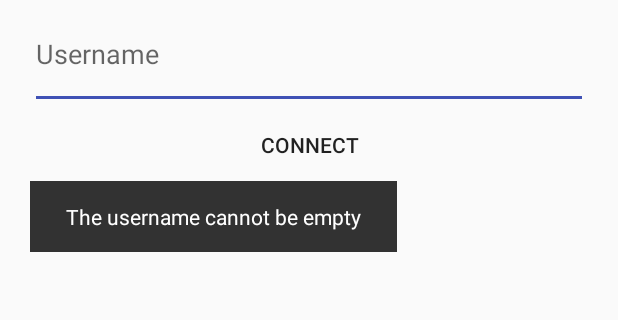
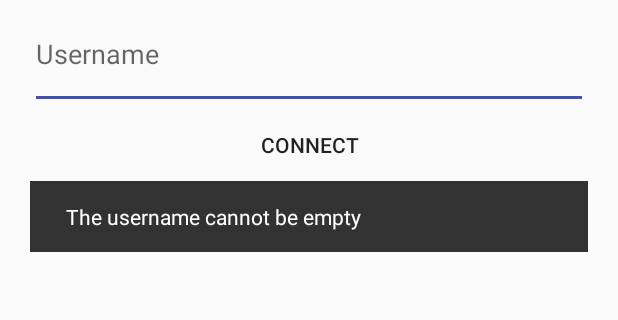
Before and after one commit to antonin-lebrard/todoLists_android, an Android app: the screen it shows after launch (ConnectActivity), after a tap on "CONNECT", on a phone screen of 412 x 824 dp, the part 491-811 px from its top. Run offline under Robolectric (Android 15) with nearby library versions, the phone set to English and light mode, and no system bars.

Commit message:
[AL] Résolu le problème des Snackbar qui ne s'affichent pas. L'app retient maintenant le login sur la ConnectActivity. Et test passé avec succès pour la version JellyBean d'Android (Celle du prof).

```diff
--- a/app/build.gradle
+++ b/app/build.gradle
@@ -6,7 +6,7 @@ android {
 
     defaultConfig {
         applicationId "com.perso.antonleb.projetandroid"
-        minSdkVersion 22
+        minSdkVersion 18
         targetSdkVersion 23
         versionCode 1
         versionName "1.0"
--- a/app/src/main/java/com/perso/antonleb/projetandroid/ConnectActivity.java
+++ b/app/src/main/java/com/perso/antonleb/projetandroid/ConnectActivity.java
@@ -1,6 +1,8 @@
 package com.perso.antonleb.projetandroid;
 
+import android.content.Context;
 import android.content.Intent;
+import android.content.SharedPreferences;
 import android.os.Bundle;
 import android.support.design.widget.CoordinatorLayout;
 import android.support.design.widget.Snackbar;
@@ -21,6 +23,9 @@ public class ConnectActivity extends AppCompatActivity {
 
     public static String ARG_CONNECT_USERNAME = "username";
 
+    private static String SHARED_PREFERENCES = "com.perso.antonleb.projetandroid.ConnectActivity";
+    private static String ARG_SHARED_CONNECT_USERNAME = "username_login";
+
     private EditText username;
 
     @Override
@@ -29,7 +34,12 @@ public class ConnectActivity extends AppCompatActivity {
         setContentView(R.layout.activity_connect);
         final CoordinatorLayout snackbarLayout = (CoordinatorLayout) findViewById(R.id.snackbar_connect_text);
 
+        SharedPreferences prefs = this.getSharedPreferences(SHARED_PREFERENCES, Context.MODE_PRIVATE);
+        String user_login = prefs.getString(ARG_SHARED_CONNECT_USERNAME, "");
+
         username = (EditText) findViewById(R.id.edit_connect_username);
+        username.setText(user_login);
+        username.setSelection(user_login.length());
         Button connect = (Button) findViewById(R.id.button_connect);
 
         username.setOnEditorActionListener(new TextView.OnEditorActionListener() {
@@ -64,6 +74,9 @@ public class ConnectActivity extends AppCompatActivity {
     }
 
     private void toMain(String username){
+        SharedPreferences prefs = this.getSharedPreferences(ConnectActivity.SHARED_PREFERENCES, Context.MODE_PRIVATE);
+        prefs.edit().putString(ConnectActivity.ARG_SHARED_CONNECT_USERNAME, username).apply();
+
         Intent toMain = new Intent(ConnectActivity.this, MainActivity.class);
         toMain.putExtra(ARG_CONNECT_USERNAME, username);
         ConnectActivity.this.startActivity(toMain);
--- a/app/src/main/res/layout/activity_connect.xml
+++ b/app/src/main/res/layout/activity_connect.xml
@@ -2,8 +2,8 @@
 <LinearLayout
     xmlns:android="http://schemas.android.com/apk/res/android"
     android:orientation="vertical"
-    android:layout_width="match_parent"
-    android:layout_height="match_parent"
+    android:layout_width="fill_parent"
+    android:layout_height="fill_parent"
     android:weightSum="10"
     android:paddingStart="20dp"
     android:paddingEnd="20dp">
@@ -41,7 +41,8 @@
     <android.support.design.widget.CoordinatorLayout
         android:id="@+id/snackbar_connect_text"
         android:layout_height="wrap_content"
-        android:layout_width="wrap_content">
+        android:layout_width="match_parent"
+        android:layout_gravity="bottom|center_horizontal|center_vertical">
 
     </android.support.design.widget.CoordinatorLayout>
 </LinearLayout>
--- a/app/src/main/res/layout/activity_main.xml
+++ b/app/src/main/res/layout/activity_main.xml
@@ -44,8 +44,10 @@
 
     <android.support.design.widget.CoordinatorLayout
         android:id="@+id/snackbar_main_text"
-        android:layout_height="wrap_content"
-        android:layout_width="wrap_content">
+        android:layout_height="match_parent"
+        android:layout_width="match_parent"
+        android:layout_alignParentBottom="true"
+        android:layout_centerHorizontal="true">
 
     </android.support.design.widget.CoordinatorLayout>
 
```
